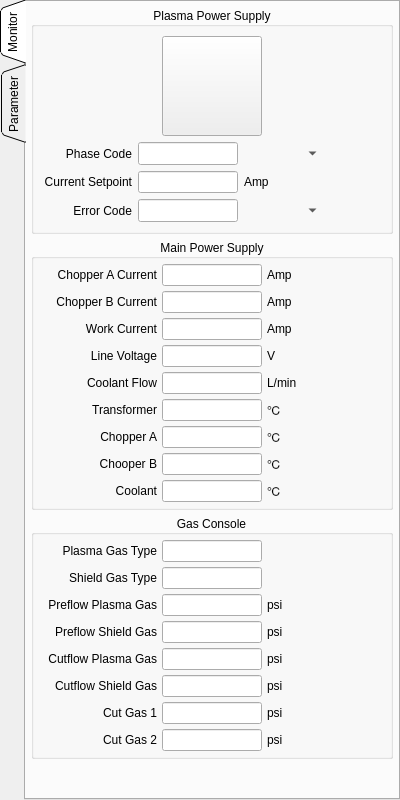
Before: the Qt Designer form src/MotionControl/Widgets/monitor/PPSMonitor/liuhe/LH270AMonitorWidget.ui in shizhan-shelly/MotionControl, drawn with Qt 5.
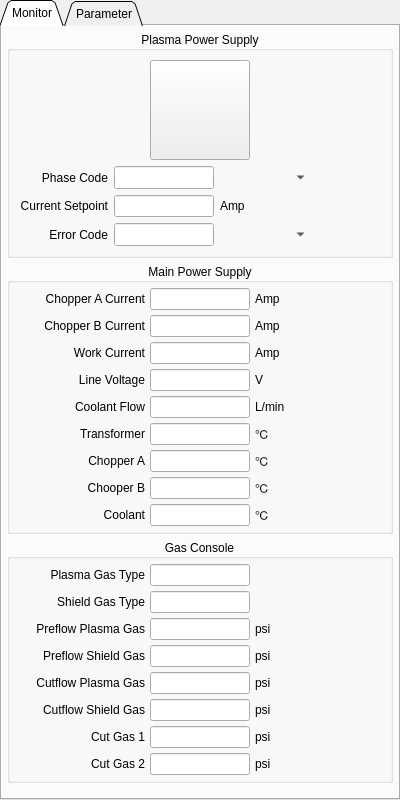
After: the same form once the commit is applied. Custom widgets are drawn as their Qt base class.

```diff
--- a/src/MotionControl/Widgets/monitor/PPSMonitor/liuhe/LH270AMonitorWidget.ui
+++ b/src/MotionControl/Widgets/monitor/PPSMonitor/liuhe/LH270AMonitorWidget.ui
@@ -20,7 +20,7 @@
    <item>
     <widget class="QTabWidget" name="tabs_">
      <property name="tabPosition">
-      <enum>QTabWidget::West</enum>
+      <enum>QTabWidget::North</enum>
      </property>
      <property name="tabShape">
       <enum>QTabWidget::Triangular</enum>
```
